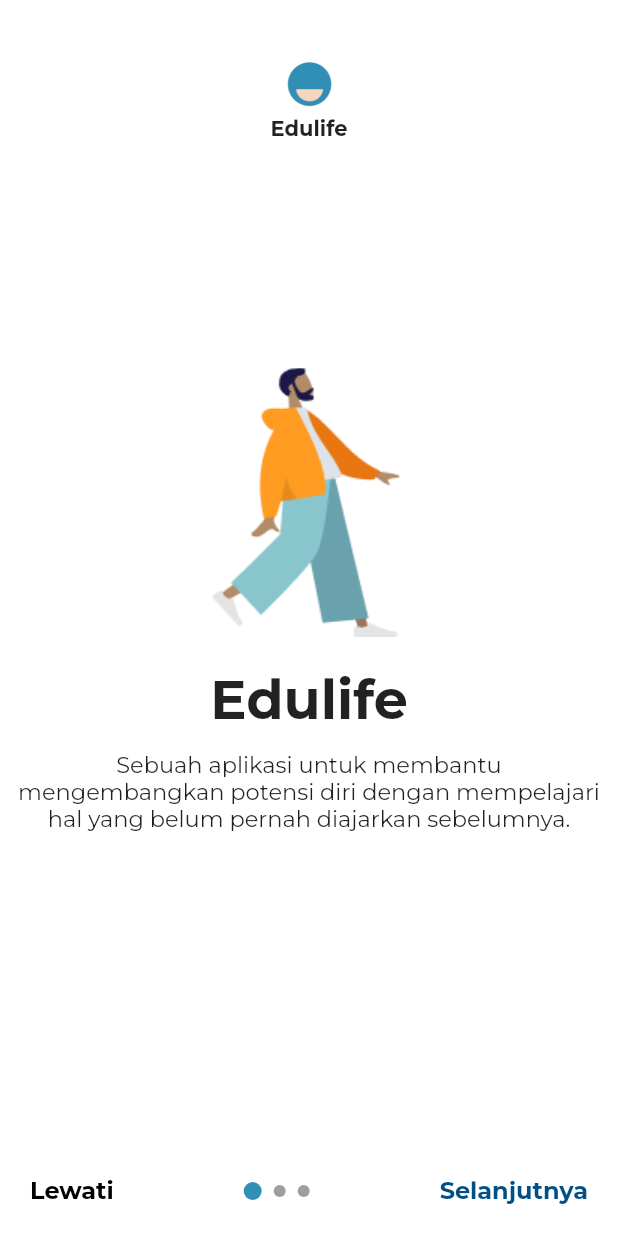
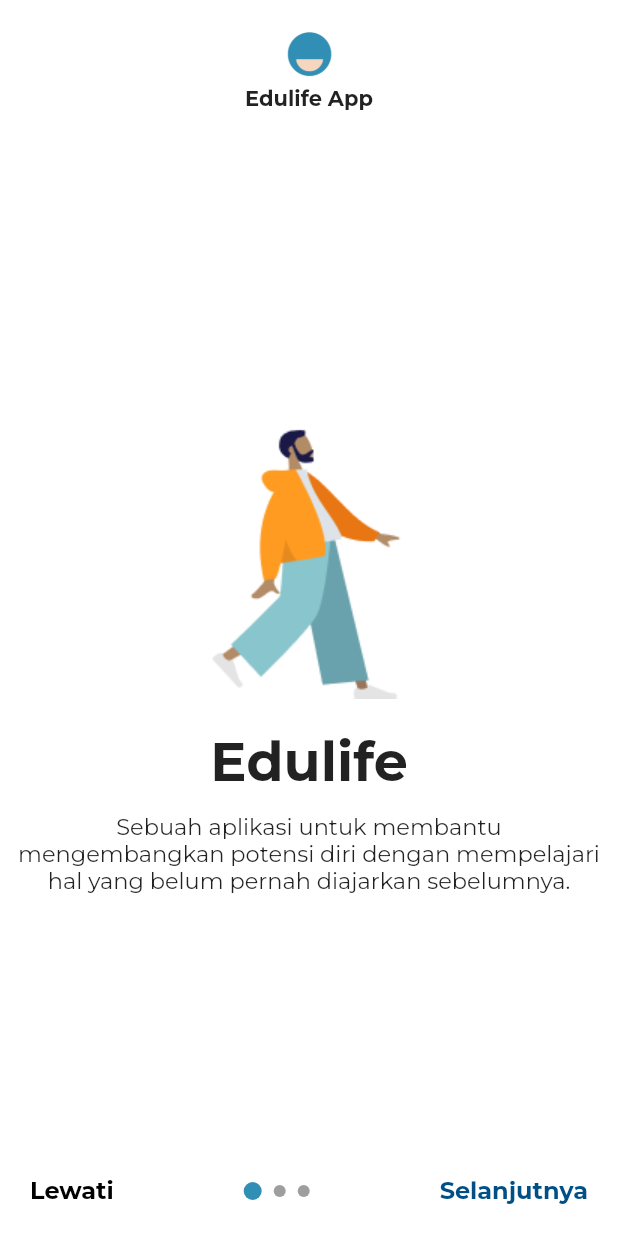
Before and after one commit to asbp/edu-life, a Flutter app: the screen it shows after launch, on a phone screen of 412 x 824 dp. Run offline on Flutter 3.47's test engine with Material 2 defaults, Android fonts, the phone set to English and light mode, and no system bars; project files that could hold a hidden picture were left out.

Commit message:
fix onboarding ui

```diff
--- /dev/null
+++ b/lib/components/appbar/widget_appbar_landing.dart
@@ -0,0 +1,34 @@
+import 'package:flutter/material.dart';
+import 'package:flutter/widgets.dart';
+
+class LandingAppBar extends StatelessWidget with PreferredSizeWidget {
+  @override
+  final Size preferredSize;
+
+  LandingAppBar({
+    Key key,
+  })  : preferredSize = Size.fromHeight(100.0),
+        super(key: key);
+
+  @override
+  Widget build(BuildContext context) {
+    return AppBar(
+      title: Column(
+        children: [
+          Container(
+            padding: EdgeInsets.only(top: 20),
+            child: Image.asset(
+              "assets/images/logo.png",
+              scale: 6,
+            ),
+          ),
+          Text(
+            "Edulife App",
+            style: TextStyle(fontWeight: FontWeight.bold, color: Colors.black),
+          ),
+        ],
+      ),
+      automaticallyImplyLeading: true,
+    );
+  }
+}
--- /dev/null
+++ b/lib/components/onboarding/widget_onboard_view.dart
@@ -0,0 +1,45 @@
+import 'package:flutter/widgets.dart';
+
+import '../splash/slider_tile.dart';
+
+class OnboardPageViewWidget extends StatelessWidget {
+  final BuildContext context;
+  final SliderTile sliderTile;
+
+  const OnboardPageViewWidget({this.context, this.sliderTile});
+
+  @override
+  Widget build(BuildContext context) {
+    return SafeArea(
+        child: Column(children: <Widget>[
+      Column(
+        children: [
+          Container(
+            padding: EdgeInsets.only(top: 20),
+            child: Image.asset(
+              "assets/images/logo.png",
+              scale: 6,
+            ),
+          ),
+          SizedBox(height: 5),
+          Text(
+            "Edulife App",
+            style: TextStyle(
+              fontWeight: FontWeight.bold,
+            ),
+          ),
+        ],
+      ),
+      Expanded(
+        child: Row(
+          mainAxisAlignment: MainAxisAlignment.center,
+          crossAxisAlignment: CrossAxisAlignment.center,
+          children: <Widget>[
+            // This makes the blue container full width.
+            Expanded(child: sliderTile),
+          ],
+        ),
+      ),
+    ]));
+  }
+}
--- a/lib/components/splash/slider_tile.dart
+++ b/lib/components/splash/slider_tile.dart
@@ -20,6 +20,7 @@ class SliderTile extends StatelessWidget {
     return Container(
       child: Column(
         mainAxisAlignment: MainAxisAlignment.center,
+        mainAxisSize: MainAxisSize.min,
         children: <Widget>[
           Image.asset(img),
           SizedBox(height: 20),
--- a/lib/components/splash/splash.dart
+++ b/lib/components/splash/splash.dart
@@ -1,7 +1,9 @@
+import 'package:edu_life/components/onboarding/widget_onboard_view.dart';
 import 'package:flutter/material.dart';
 
 import '../../config/constants.dart';
 import '../../config/slider.dart';
+import '../appbar/widget_appbar_landing.dart';
 import '../login/login.dart';
 import 'slider_tile.dart';
 
@@ -45,35 +47,15 @@ class _FirstSplashState extends State<FirstSplash> {
             currentIdx = value;
           });
         },
-        itemBuilder: (context, idx) {
-          return Column(
-            // mainAxisAlignment: MainAxisAlignment.spaceAround,
-            children: <Widget>[
-              SizedBox(height: 20),
-              Container(
-                padding: EdgeInsets.only(top: 20),
-                child: Image.asset(
-                  "assets/images/logo.png",
-                  scale: 6,
-                ),
-              ),
-              SizedBox(height: 5),
-              Text(
-                "Edulife",
-                style: TextStyle(
-                  fontWeight: FontWeight.bold,
-                ),
-              ),
-              SizedBox(height: 150),
-              SliderTile(
-                img: slides[idx].getImage(),
-                title: slides[idx].getTitle(),
-                desc: slides[idx].getDescription(),
-                pageIndex: currentIdx,
-              )
-            ],
-          );
-        },
+        itemBuilder: (context, idx) => OnboardPageViewWidget(
+          context: context,
+          sliderTile: SliderTile(
+            img: slides[idx].getImage(),
+            title: slides[idx].getTitle(),
+            desc: slides[idx].getDescription(),
+            pageIndex: currentIdx,
+          ),
+        ),
       ),
       bottomSheet: currentIdx != slides.length - 1
           ? Container(
@@ -130,7 +112,7 @@ class _FirstSplashState extends State<FirstSplash> {
                 mainAxisAlignment: MainAxisAlignment.center,
                 children: <Widget>[
                   Text(
-                    "Kamu sudah punya akun ? ",
+                    "Kamu sudah punya akun? ",
                     style: TextStyle(
                         color: Colors.black,
                         fontWeight: FontWeight.w700,
@@ -144,7 +126,7 @@ class _FirstSplashState extends State<FirstSplash> {
                               builder: (context) => LoginScreen()));
                     },
                     child: Text(
-                      "Login",
+                      "Login di sini.",
                       style: TextStyle(
                           color: colorSecondary,
                           fontWeight: FontWeight.w700,
```
